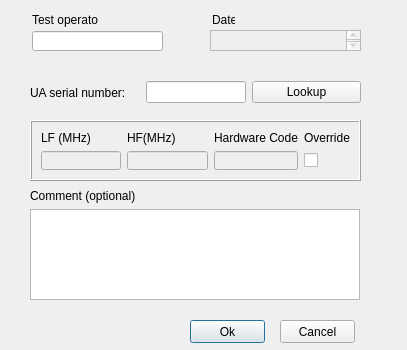
Qt form Widget_Library/dialog_pretest.ui (8foldrepo/RF_Balance_Profound) before a commit.
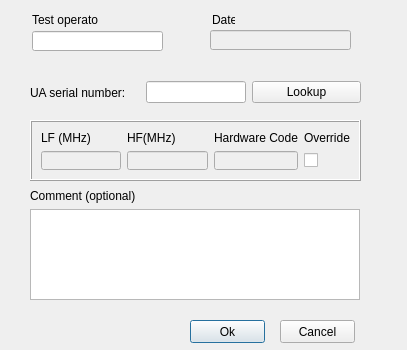
The same form after that commit.

```diff
--- a/Widget_Library/dialog_pretest.ui
+++ b/Widget_Library/dialog_pretest.ui
@@ -115,25 +115,6 @@
     <string>Cancel</string>
    </property>
   </widget>
-  <widget class="QTextBrowser" name="date_output">
-   <property name="enabled">
-    <bool>false</bool>
-   </property>
-   <property name="geometry">
-    <rect>
-     <x>210</x>
-     <y>30</y>
-     <width>151</width>
-     <height>21</height>
-    </rect>
-   </property>
-   <property name="acceptDrops">
-    <bool>false</bool>
-   </property>
-   <property name="inputMethodHints">
-    <set>Qt::ImhNone</set>
-   </property>
-  </widget>
   <widget class="QFrame" name="frame">
    <property name="geometry">
     <rect>
@@ -260,6 +241,19 @@
     <string/>
    </property>
   </widget>
+  <widget class="QLineEdit" name="date_output">
+   <property name="enabled">
+    <bool>false</bool>
+   </property>
+   <property name="geometry">
+    <rect>
+     <x>210</x>
+     <y>30</y>
+     <width>141</width>
+     <height>20</height>
+    </rect>
+   </property>
+  </widget>
  </widget>
  <resources/>
  <connections/>
```
